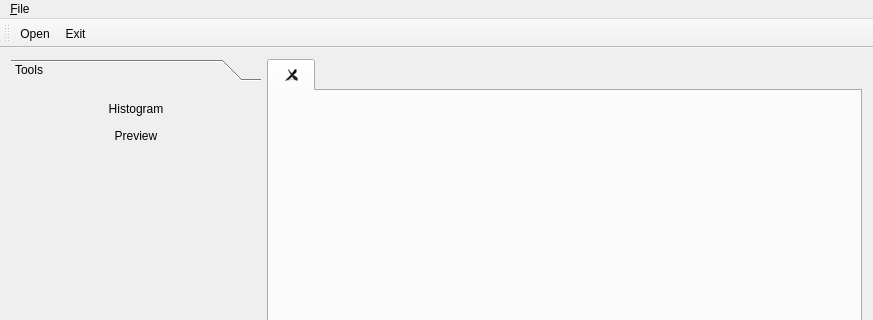
Shadasviar/APOD, file mainwindow.ui: the form before one commit; both pictures show x 0 to 873 and y 0 to 320 of the 873 by 649 pixel window.
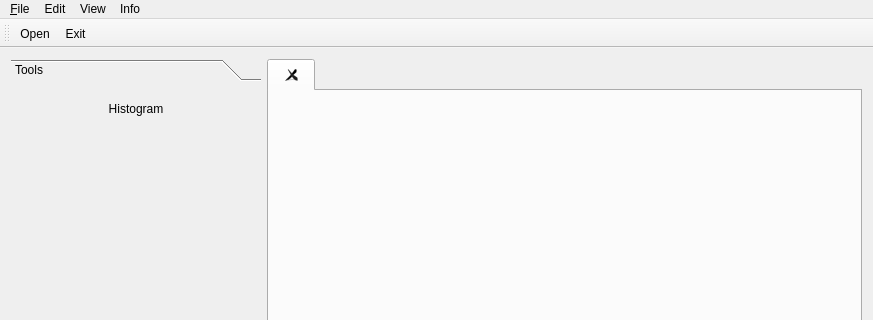
The form after the commit. The open tabs and pages were chosen to show the change. Icons and pictures are not drawn.

Commit message: Preview appears automaticaly

Diff of the .ui file:
```diff
--- a/mainwindow.ui
+++ b/mainwindow.ui
@@ -118,32 +118,6 @@
             </property>
            </widget>
           </item>
-          <item>
-           <widget class="QToolButton" name="previewButton">
-            <property name="sizePolicy">
-             <sizepolicy hsizetype="Expanding" vsizetype="Fixed">
-              <horstretch>0</horstretch>
-              <verstretch>0</verstretch>
-             </sizepolicy>
-            </property>
-            <property name="text">
-             <string>Preview</string>
-            </property>
-            <property name="icon">
-             <iconset resource="images.qrc">
-              <normaloff>:/Resources/preview.png</normaloff>:/Resources/preview.png</iconset>
-            </property>
-            <property name="checkable">
-             <bool>true</bool>
-            </property>
-            <property name="toolButtonStyle">
-             <enum>Qt::ToolButtonTextBesideIcon</enum>
-            </property>
-            <property name="autoRaise">
-             <bool>true</bool>
-            </property>
-           </widget>
-          </item>
           <item>
            <spacer name="verticalSpacer">
             <property name="orientation">
@@ -339,7 +313,25 @@
     <addaction name="actionOpen"/>
     <addaction name="actionExit"/>
    </widget>
+   <widget class="QMenu" name="menuEdit">
+    <property name="title">
+     <string>Edit</string>
+    </property>
+   </widget>
+   <widget class="QMenu" name="menuView">
+    <property name="title">
+     <string>View</string>
+    </property>
+   </widget>
+   <widget class="QMenu" name="menuInfo">
+    <property name="title">
+     <string>Info</string>
+    </property>
+   </widget>
    <addaction name="menuFile"/>
+   <addaction name="menuEdit"/>
+   <addaction name="menuView"/>
+   <addaction name="menuInfo"/>
   </widget>
   <widget class="QToolBar" name="mainToolBar">
    <property name="toolButtonStyle">
```
Left out of the diff: 2 changed lines with no effect on the pictures. The commit also changes 5 other files.
